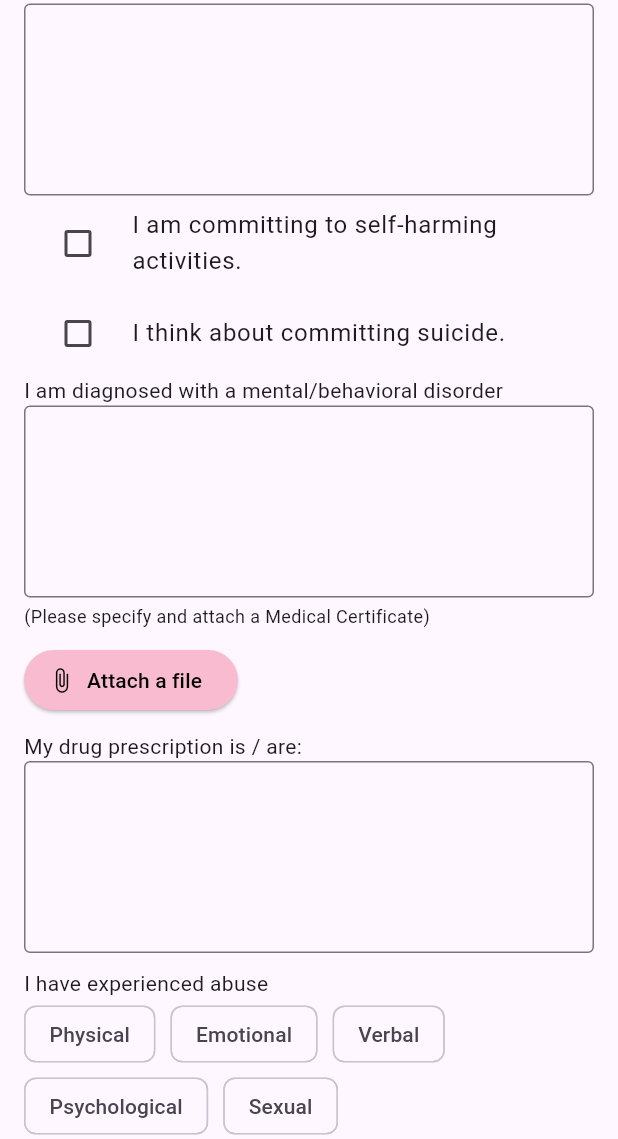
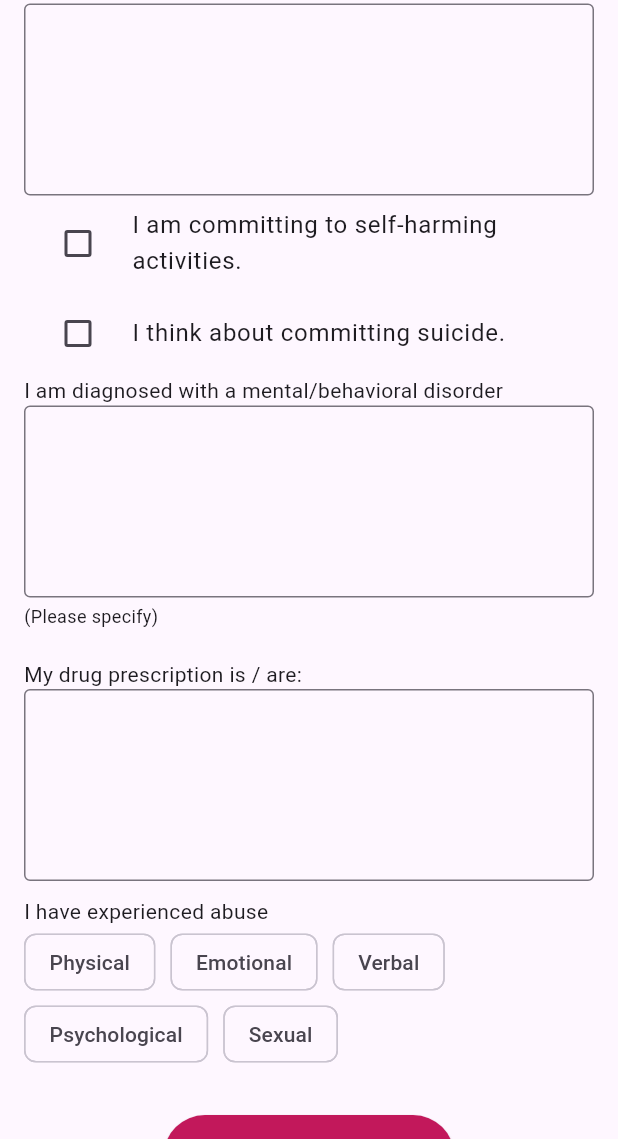
Before and after one commit to mdejesusuic/cmsystem-main-main, a Flutter app: the CounselingFormQ5 screen opened directly, scrolled down 576 dp, on a phone screen of 412 x 824 dp, the part 97-1236 px from its top. Run offline on Flutter 3.47's test engine with Material 3 defaults, Android fonts, the phone set to English and light mode, and no system bars; our stand-ins replace cloud_firestore, firebase_auth, firebase_core, flutter_local_notifications, shared_preferences, table_calendar; accounts and stored records are empty.

Commit message:
Please enter the commit message for your changes. Lines starting  with '#' will be ignored, and an empty message aborts the commit.
 On branch main
 Your branch is up to date with 'origin/main'.

 Changes to be committed:
	modified:   lib/screens/forms/counselingform_q5.dart
	modified:   lib/screens/settings_screen.dart

```diff
--- a/lib/screens/forms/counselingform_q5.dart
+++ b/lib/screens/forms/counselingform_q5.dart
@@ -1,8 +1,6 @@
 //II. Personal
 
 import 'package:flutter/material.dart';
-import 'package:file_picker/file_picker.dart';
-import 'package:open_file/open_file.dart';
 import 'package:cmsystem/screens/forms/counselingform_q6.dart';
 
 class CounselingFormQ5 extends StatefulWidget {
@@ -36,18 +34,6 @@ class _CounselingFormQ5State extends State<CounselingFormQ5> {
   bool abuseSexual = false;
 
   String? selectedFileName;
-
-  Future<void> _pickAndOpenFile() async {
-    final result = await FilePicker.platform.pickFiles();
-
-    if (result != null && result.files.single.path != null) {
-      final path = result.files.single.path!;
-      setState(() {
-        selectedFileName = result.files.single.name;
-      });
-      await OpenFile.open(path);
-    }
-  }
 
   @override
   Widget build(BuildContext context) {
@@ -173,23 +159,9 @@ class _CounselingFormQ5State extends State<CounselingFormQ5> {
             ),
             const Padding(
               padding: EdgeInsets.only(top: 4),
-              child: Text("(Please specify and attach a Medical Certificate)",
-                  style: TextStyle(fontSize: 12)),
+              child: Text("(Please specify)", style: TextStyle(fontSize: 12)),
             ),
             const SizedBox(height: 10),
-            ElevatedButton.icon(
-              onPressed: _pickAndOpenFile,
-              icon: const Icon(Icons.attach_file),
-              label: const Text("Attach a file"),
-              style: ElevatedButton.styleFrom(
-                backgroundColor: Colors.pink.shade100,
-                foregroundColor: Colors.black,
-              ),
-            ),
-            if (selectedFileName != null) ...[
-              const SizedBox(height: 8),
-              Text("Selected File: $selectedFileName"),
-            ],
             const SizedBox(height: 10),
             const Text("My drug prescription is / are:"),
             TextField(
```
Also changed, not shown: lib/screens/settings_screen.dart (+7 -33 lines).
